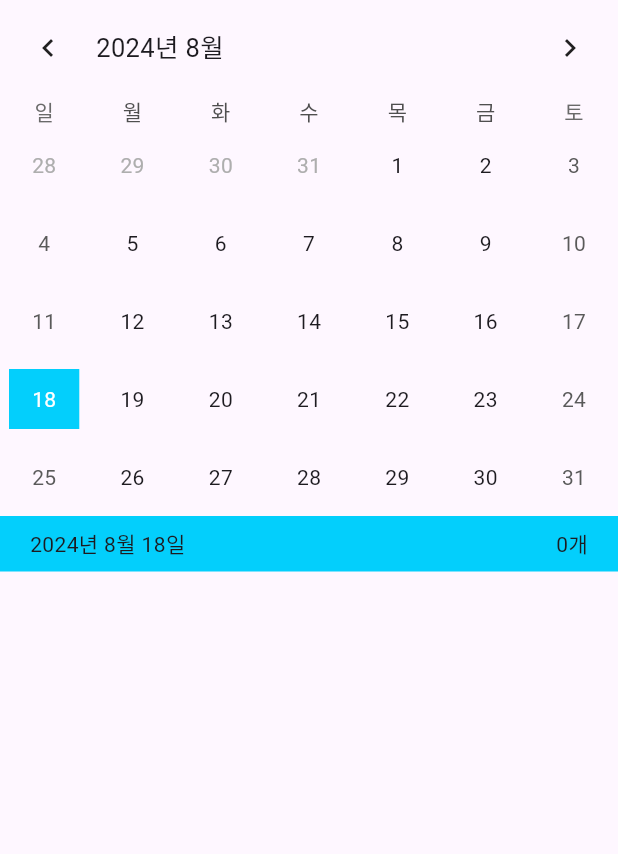
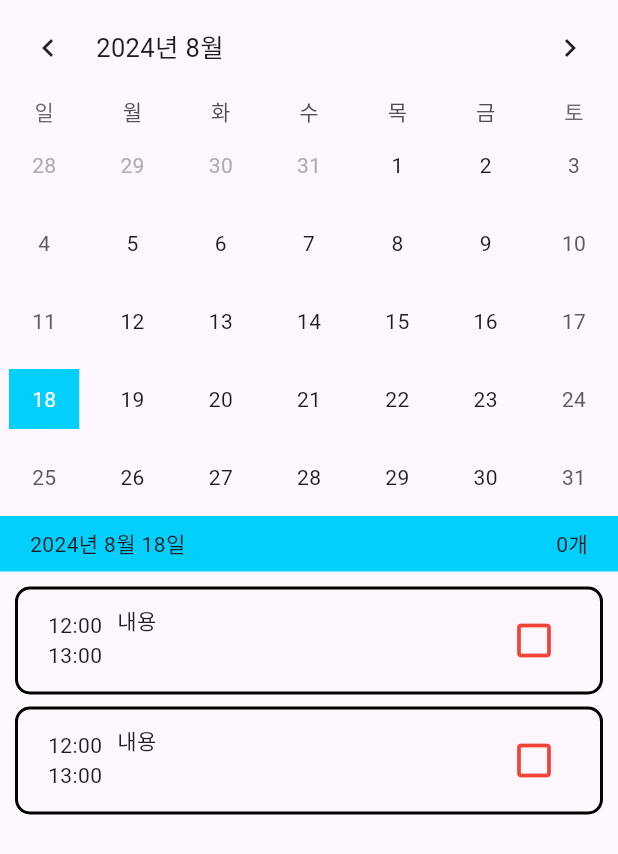
Before and after one commit to dihoon/todo-list-app, a Flutter app: the screen it shows after launch, on a phone screen of 412 x 824 dp. Shown: the top 854 px of the screen. Run offline on Flutter 3.47's test engine with Material 3 defaults, Android fonts, the phone set to English and light mode, and no system bars; drawn by our look-alikes of table_calendar; Roboto replaces fonts that are missing (Jua Regular).

Commit message:
todo list ui

```diff
--- a/lib/models/schedule_model.dart
+++ b/lib/models/schedule_model.dart
@@ -2,8 +2,8 @@ import 'package:flutter/material.dart';
 
 class ScheduleModel with ChangeNotifier {
   DateTime date;
-  DateTime startDate;
-  DateTime endDate;
+  DateTime startTime;
+  DateTime endTime;
   DateTime createdAt;
   DateTime? updatedAt;
   String content;
@@ -11,8 +11,8 @@ class ScheduleModel with ChangeNotifier {
 
   ScheduleModel(
       {required this.date,
-      required this.startDate,
-      required this.endDate,
+      required this.startTime,
+      required this.endTime,
       required this.content,
       this.isCompleted = false,
       required this.createdAt,
--- a/lib/screens/home_screen.dart
+++ b/lib/screens/home_screen.dart
@@ -2,6 +2,7 @@ import 'package:flutter/material.dart';
 import 'package:provider/provider.dart';
 import 'package:todo_list/models/calendar_model.dart';
 import 'package:todo_list/widgets/calendar/calendar.dart';
+import 'package:todo_list/widgets/todo_list/todo_list.dart';
 import 'package:todo_list/widgets/todo_list_banner/todo_list_banner.dart';
 
 class HomeScreen extends StatelessWidget {
@@ -21,6 +22,7 @@ class HomeScreen extends StatelessWidget {
             children: [
               Calendar(),
               TodoListBanner(),
+              TodoList(),
             ],
           ),
         ),
--- /dev/null
+++ b/lib/widgets/todo/todo.dart
@@ -0,0 +1,57 @@
+import 'package:flutter/material.dart';
+
+class Todo extends StatelessWidget {
+  final DateTime startTime;
+  final DateTime endTime;
+  final String content;
+  final bool isCompleted;
+
+  const Todo({
+    super.key,
+    required this.startTime,
+    required this.endTime,
+    required this.content,
+    required this.isCompleted,
+  });
+
+  @override
+  Widget build(BuildContext context) {
+    return Container(
+        decoration: BoxDecoration(
+            borderRadius: BorderRadius.circular(10),
+            border: Border.all(
+              width: 2,
+              color: Colors.black,
+            )),
+        child: Padding(
+          padding: EdgeInsets.symmetric(
+            horizontal: 20,
+            vertical: 10,
+          ),
+          child: IntrinsicHeight(
+            child: Row(
+              crossAxisAlignment: CrossAxisAlignment.stretch,
+              children: [
+                Column(
+                  mainAxisAlignment: MainAxisAlignment.center,
+                  children: [
+                    Text(
+                        '${startTime.hour.toString().padLeft(2, '0')}:${startTime.minute.toString().padLeft(2, '0')}'),
+                    Text(
+                        '${endTime.hour.toString().padLeft(2, '0')}:${endTime.minute.toString().padLeft(2, '0')}')
+                  ],
+                ),
+                SizedBox(width: 10),
+                Expanded(child: Text('내용')),
+                IconButton(
+                    iconSize: 30,
+                    color: Colors.red,
+                    padding: EdgeInsets.all(0),
+                    onPressed: () {},
+                    icon: Icon(Icons.check_box_outline_blank)),
+              ],
+            ),
+          ),
+        ));
+  }
+}
--- /dev/null
+++ b/lib/widgets/todo_list/todo_list.dart
@@ -0,0 +1,53 @@
+import 'package:flutter/material.dart';
+import 'package:provider/provider.dart';
+import 'package:todo_list/models/calendar_model.dart';
+import 'package:todo_list/models/schedule_model.dart';
+import 'package:todo_list/widgets/todo/todo.dart';
+
+class TodoList extends StatefulWidget {
+  const TodoList({super.key});
+
+  @override
+  State<TodoList> createState() => _TodoListState();
+}
+
+class _TodoListState extends State<TodoList> {
+  @override
+  Widget build(BuildContext context) {
+    final selectedDate = Provider.of<CalendarModel>(context).selectedDate;
+
+    final schedules = [
+      ScheduleModel(
+          date: DateTime(2024, 8, 16),
+          startTime: DateTime(2024, 8, 16, 12),
+          endTime: DateTime(2024, 8, 16, 13),
+          content: 'test',
+          isCompleted: false,
+          createdAt: DateTime.now().toUtc()),
+      ScheduleModel(
+          date: DateTime(2024, 8, 16),
+          startTime: DateTime(2024, 8, 16, 12),
+          endTime: DateTime(2024, 8, 16, 13),
+          content: 'test',
+          isCompleted: false,
+          createdAt: DateTime.now().toUtc())
+    ];
+
+    return Expanded(
+        child: Padding(
+      padding: EdgeInsets.all(10),
+      child: ListView.separated(
+          itemBuilder: (context, index) {
+            return Todo(
+                startTime: schedules[index].startTime,
+                endTime: schedules[index].endTime,
+                content: schedules[index].content,
+                isCompleted: schedules[index].isCompleted);
+          },
+          separatorBuilder: (context, index) {
+            return SizedBox(height: 8);
+          },
+          itemCount: schedules.length),
+    ));
+  }
+}
```
